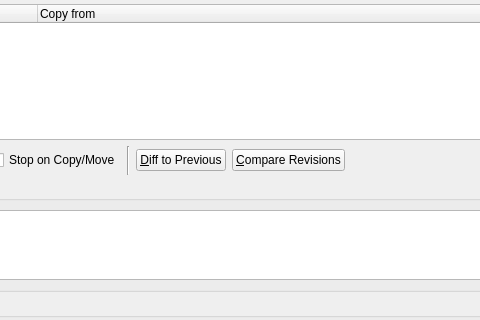
Before: the Qt Designer form Plugins/VcsPlugins/vcsMercurial/HgLogBrowserDialog.ui in testmana2/test, drawn with Qt 5; both pictures show x 174 to 654 and y 365 to 685 of the 800 by 800 pixel window.
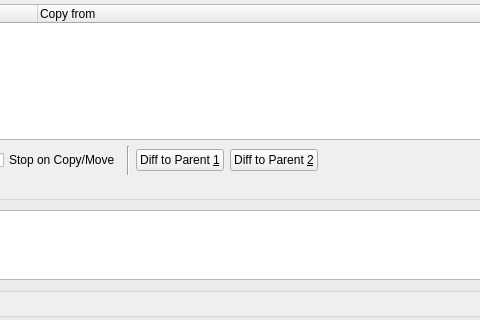
After: the same form once the commit is applied.

Commit message: Corrected the diff functions of the log browser dialog.

The edit to the form file:
```diff
--- a/Plugins/VcsPlugins/vcsMercurial/HgLogBrowserDialog.ui
+++ b/Plugins/VcsPlugins/vcsMercurial/HgLogBrowserDialog.ui
@@ -258,7 +258,7 @@
         <string>Press to generate a diff to the previous revision</string>
        </property>
        <property name="text">
-        <string>&amp;Diff to Previous</string>
+        <string>Diff to Parent &amp;1</string>
        </property>
       </widget>
      </item>
@@ -268,7 +268,7 @@
         <string>Press to compare two revisions</string>
        </property>
        <property name="text">
-        <string>&amp;Compare Revisions</string>
+        <string>Diff to Parent &amp;2</string>
        </property>
       </widget>
      </item>
```
Left out of the diff: 15 changed lines with no effect on the pictures. The commit also changes 1 other file.
